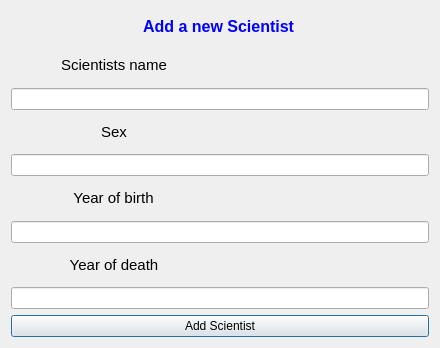
This is Group36W3/ui/addscientistdialog.ui in skulia15/Group36 as Qt 5 draws it before an edit. The edited form follows.
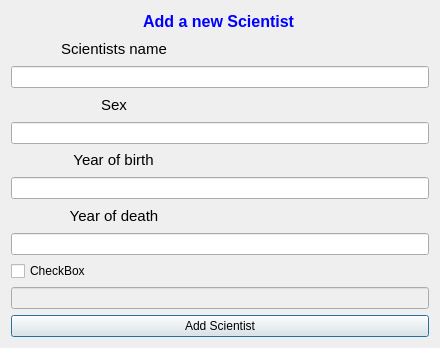
This is the edited form.

What changed in the file:
```diff
--- a/Group36W3/ui/addscientistdialog.ui
+++ b/Group36W3/ui/addscientistdialog.ui
@@ -111,6 +111,20 @@
    <item>
     <widget class="QLineEdit" name="input_year_of_death"/>
    </item>
+   <item>
+    <widget class="QCheckBox" name="checkBox_cpuRelations">
+     <property name="text">
+      <string>CheckBox</string>
+     </property>
+    </widget>
+   </item>
+   <item>
+    <widget class="QLineEdit" name="label_cpuRelationName">
+     <property name="enabled">
+      <bool>false</bool>
+     </property>
+    </widget>
+   </item>
    <item>
     <widget class="QPushButton" name="button_add_Scientist_box">
      <property name="text">
```
